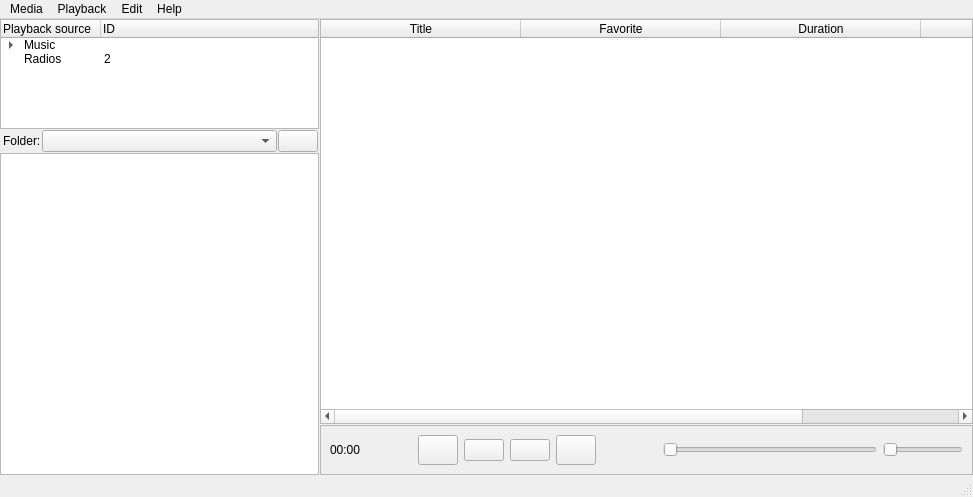
First picture: the form in uic/mainform.ui, repository m1lhaus/woofer, before the edit.
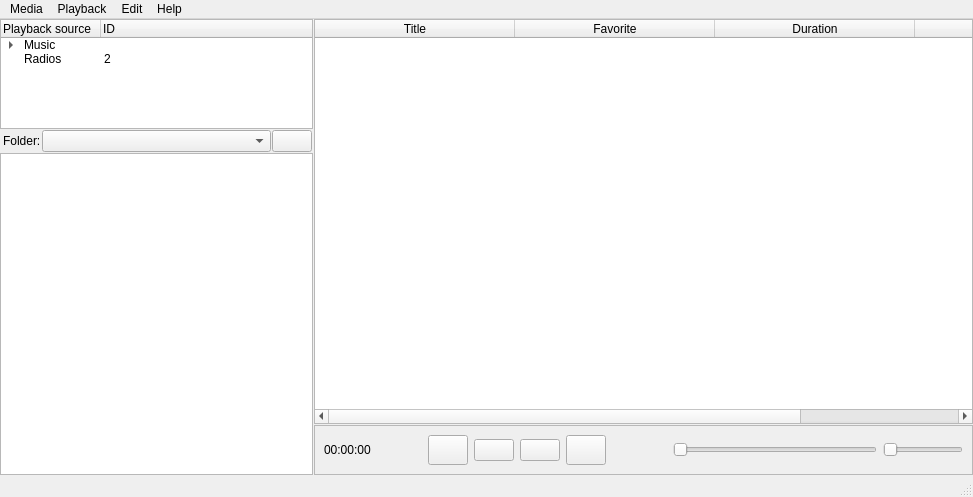
Second picture: the form after the edit. Icons and pictures are not drawn.

What changed in the file:
```diff
--- a/uic/mainform.ui
+++ b/uic/mainform.ui
@@ -271,7 +271,7 @@
              <item>
               <widget class="QLabel" name="label">
                <property name="text">
-                <string>00:00</string>
+                <string>00:00:00</string>
                </property>
               </widget>
              </item>
```
Left out of the diff: 2 changed lines with no effect on the pictures.
